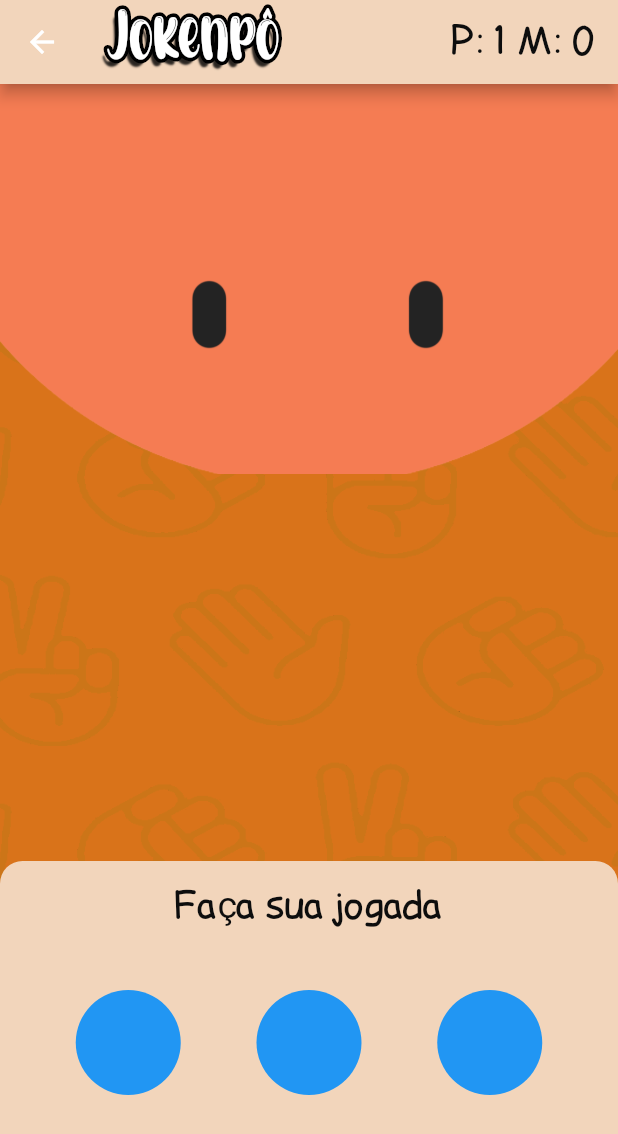
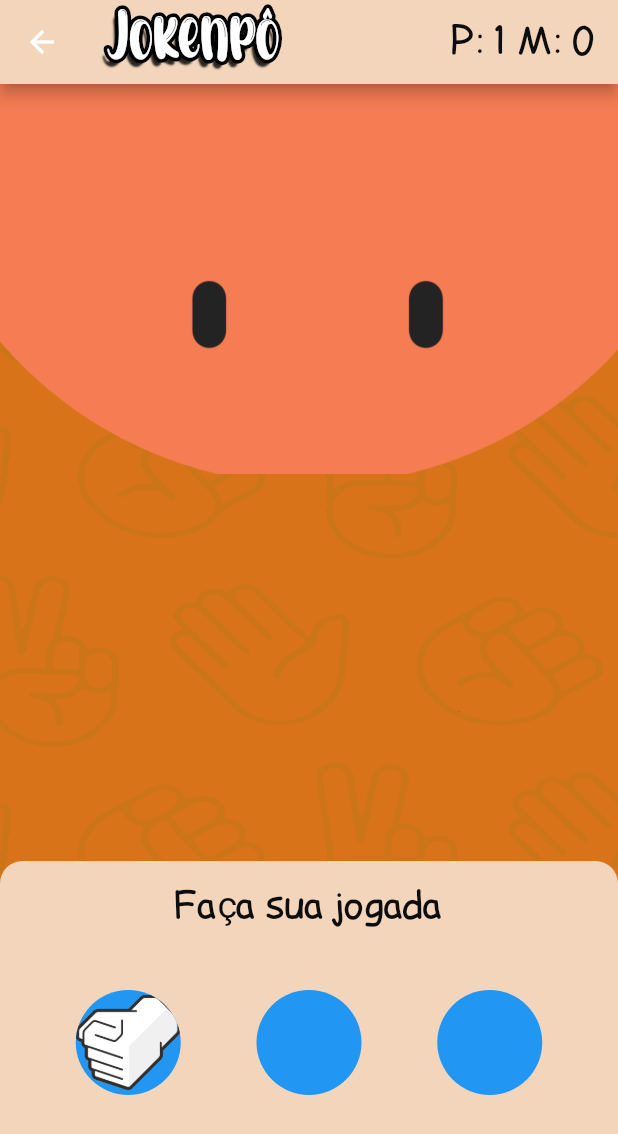
Before and after one commit to Matheus-IT/avaliacao1, a Flutter app: the GameScreen screen opened directly, on a phone screen of 412 x 824 dp. Shown: the top 1134 px of the screen. Run offline on Flutter 3.47's test engine with Material 2 defaults, Android fonts, the phone set to English and light mode, and no system bars.

Commit message:
Changin icons location

```diff
--- a/lib/pages/game_page.dart
+++ b/lib/pages/game_page.dart
@@ -93,9 +93,13 @@ class _GameScreenState extends State<GameScreen> {
                                   width: 70,
                                   height: 70,
                                   decoration: BoxDecoration(
-                                      //image: const DecorationImage(image: AssetImage('')),
-                                      color: Colors.blue,
-                                      borderRadius: BorderRadius.circular(70)),
+                                    image: const DecorationImage(
+                                      image: AssetImage(
+                                          'lib/assets/icons/rock.png'),
+                                    ),
+                                    color: Colors.blue,
+                                    borderRadius: BorderRadius.circular(70),
+                                  ),
                                 ),
                               ),
                               GestureDetector(
--- a/pubspec.yaml
+++ b/pubspec.yaml
@@ -59,7 +59,7 @@ flutter:
 
   # To add assets to your application, add an assets section, like this:
   assets:
-    - lib/assets/icons/play_icon.png
+    - lib/assets/icons/
     - lib/assets/images/
   #   - images/a_dot_burr.jpeg
   #   - images/a_dot_ham.jpeg
```
Also changed, not shown: lib/assets/icons/paper.png (renamed from lib/assets/images/icons/paper.png), lib/assets/icons/rock.png (renamed from lib/assets/images/icons/rock.png), lib/assets/icons/scissors.png (renamed from lib/assets/images/icons/scissors.png).
